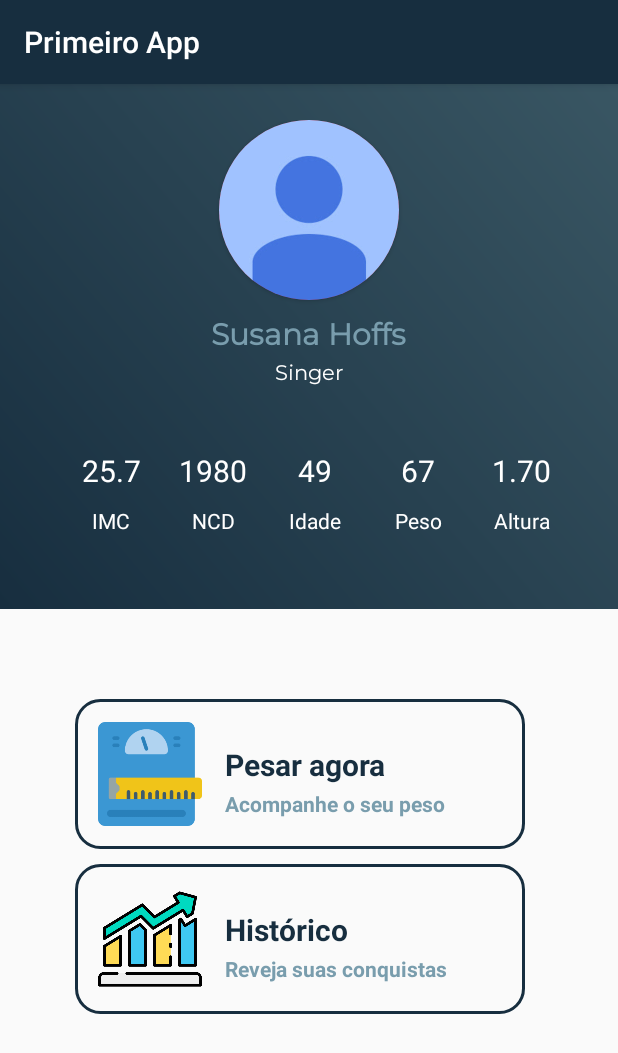
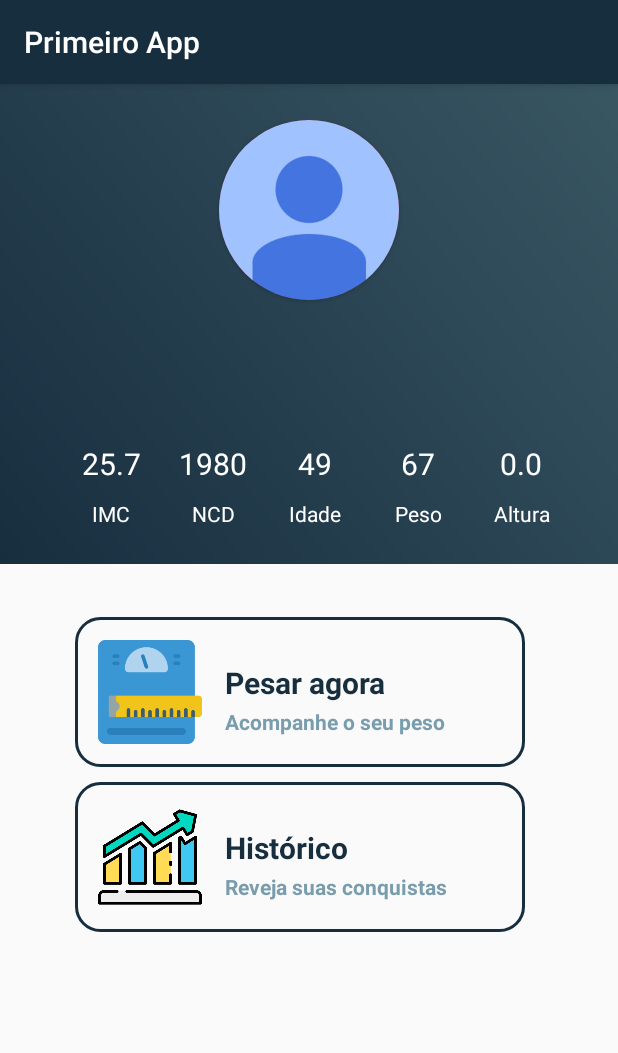
Before and after one commit to sarah1510/appAndroid, an Android app: the DashboardActivity screen opened directly, with no data from a screen before it, on a phone screen of 412 x 824 dp. Shown: the top 1053 px of the screen. Run offline under Robolectric (Android 15) with nearby library versions, the phone set to English and light mode, and no system bars; 2 statements that could not run were skipped.

Commit message:
salvando dados e fotos no dashboard

```diff
--- a/app/src/main/java/com/example/primeiroapp/ui/DashboardActivity.kt
+++ b/app/src/main/java/com/example/primeiroapp/ui/DashboardActivity.kt
@@ -2,11 +2,48 @@ package com.example.primeiroapp.ui
 
 import androidx.appcompat.app.AppCompatActivity
 import android.os.Bundle
+import android.widget.TextView
 import com.example.primeiroapp.R
+import com.example.primeiroapp.utils.convertBase64ToBitmap
 
 class DashboardActivity : AppCompatActivity() {
+
+    lateinit var tvNome: TextView
+    lateinit var tvProfissao: TextView
+    lateinit var tvImc: TextView
+    lateinit var tvNcd: TextView
+    lateinit var tvPeso: TextView
+    lateinit var tvIdade: TextView
+    lateinit var tvAltura: TextView
+    lateinit var ivPerfil: TextView
+
     override fun onCreate(savedInstanceState: Bundle?) {
         super.onCreate(savedInstanceState)
         setContentView(R.layout.activity_dashboard)
+
+        tvNome = findViewById(R.id.tv_dash_nome)
+        tvProfissao = findViewById(R.id.tv_dash_profissao)
+        tvImc = findViewById(R.id.tv_dash_imc)
+        tvNcd = findViewById(R.id.tv_dash_ncd)
+        tvPeso = findViewById(R.id.tv_dash_peso)
+        tvIdade = findViewById(R.id.tv_dash_idade)
+        tvAltura = findViewById(R.id.tv_dash_altura)
+        ivPerfil = findViewById(R.id.iv_dash_foto_perfil)
+
+        carregarDashboard()
+    }
+
+    private fun carregarDashboard(){
+        val arquivo =
+                getSharedPreferences(
+                        "usuario", MODE_PRIVATE)
+
+        tvNome.text = arquivo.getString("nome", "")
+        tvProfissao.text = arquivo.getString("profissao", "")
+        tvAltura.text = arquivo.getFloat("altura", 0.0f).toString()
+
+        val bitmap = convertBase64ToBitmap(arquivo.getString("fotoPerfil", "")!!)
+        ivPerfil.setImageBitmap(bitmap)
+
     }
 }
--- a/app/src/main/java/com/example/primeiroapp/utils/imagens.kt
+++ b/app/src/main/java/com/example/primeiroapp/utils/Imagens.kt
@@ -1,6 +1,7 @@
 package com.example.primeiroapp.utils
 
 import android.graphics.Bitmap
+import android.graphics.BitmapFactory
 import android.util.Base64
 import java.io.ByteArrayOutputStream
 
@@ -16,3 +17,12 @@ fun convertBitmapToBase64(bitmap: Bitmap) : String {
             bitmapArray.toByteArray(),
             Base64.DEFAULT)
 }
+
+
+fun convertBase64ToBitmap(base64Image: String) : Bitmap{
+
+    // converter o base 64 em bytes
+    val imageBytes = Base64.decode(base64Image, Base64.DEFAULT)
+    return BitmapFactory.decodeByteArray(imageBytes, 0, imageBytes.size)
+
+}
--- a/app/src/main/res/layout/activity_dashboard.xml
+++ b/app/src/main/res/layout/activity_dashboard.xml
@@ -8,7 +8,7 @@
     <LinearLayout
         android:id="@+id/linearDados"
         android:layout_width="match_parent"
-        android:layout_height="350dp"
+        android:layout_height="320dp"
         android:background="@drawable/activity_background"
         android:orientation="vertical">
 
@@ -26,6 +26,7 @@
                 app:cardCornerRadius="60dp">
 
                 <ImageView
+                    android:id="@+id/iv_dash_foto_perfil"
                     android:layout_width="wrap_content"
                     android:layout_height="wrap_content"
                     android:src="@drawable/profile"
@@ -35,6 +36,7 @@
 
 
             <TextView
+                android:id="@+id/tv_dash_nome"
                 android:layout_width="wrap_content"
                 android:layout_height="wrap_content"
                 android:text="Susana Hoffs"
@@ -45,6 +47,7 @@
                 android:textColor="@color/blue_200" />
 
             <TextView
+                android:id="@+id/tv_dash_profissao"
                 android:layout_width="wrap_content"
                 android:layout_height="wrap_content"
                 android:text="Singer"
@@ -61,9 +64,10 @@
             android:layout_height="wrap_content"
             android:layout_marginStart="40dp"
             android:layout_marginEnd="30dp"
-            android:layout_marginTop="40dp">
+            android:layout_marginTop="35dp">
 
             <TextView
+                android:id="@+id/tv_dash_imc"
                 android:layout_width="0dp"
                 android:layout_height="wrap_content"
                 android:layout_weight="1"
@@ -73,6 +77,7 @@
                 android:gravity="center"/>
 
             <TextView
+                android:id="@+id/tv_dash_ncd"
                 android:layout_width="0dp"
                 android:layout_height="wrap_content"
                 android:layout_weight="1"
@@ -82,6 +87,7 @@
                 android:gravity="center"/>
 
             <TextView
+                android:id="@+id/tv_dash_idade"
                 android:layout_width="0dp"
                 android:layout_height="wrap_content"
                 android:layout_weight="1"
@@ -91,6 +97,7 @@
                 android:gravity="center"/>
 
             <TextView
+                android:id="@+id/tv_dash_peso"
                 android:layout_width="0dp"
                 android:layout_height="wrap_content"
                 android:layout_weight="1"
@@ -100,6 +107,7 @@
                 android:gravity="center"/>
 
             <TextView
+                android:id="@+id/tv_dash_altura"
                 android:layout_width="0dp"
                 android:layout_height="wrap_content"
                 android:layout_weight="1"
@@ -163,6 +171,7 @@
     </LinearLayout>
 
 
+
     <LinearLayout
         android:layout_width="match_parent"
         android:layout_height="match_parent"
@@ -173,7 +182,7 @@
             android:layout_width="300dp"
             android:layout_height="100dp"
             android:layout_marginStart="50dp"
-            android:layout_marginTop="60dp"
+            android:layout_marginTop="35dp"
             android:background="@drawable/formato_button2">
 
             <ImageView
@@ -238,11 +247,6 @@
 
         </RelativeLayout>
 
-
-
-
-
     </LinearLayout>
 
-
 </LinearLayout>
```
Also changed, not shown: app/src/main/java/com/example/primeiroapp/ui/LoginActivity.kt (+25 -0 lines), app/src/main/java/com/example/primeiroapp/ui/NovoUsuarioActivity.kt (+26 -8 lines), app/src/main/java/com/example/primeiroapp/utils/Login.kt (added, +25 -0 lines), app/src/main/res/layout/activity_login.xml (+6 -3 lines).
